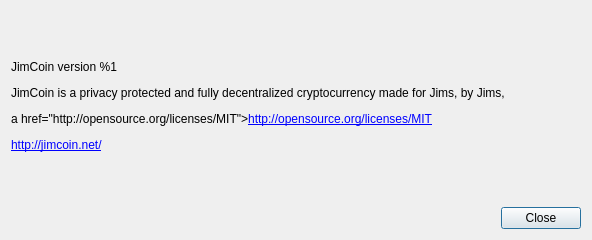
Old version of the form src/gui/ui/aboutdialog.ui in the repository DavisBryan/JimCoinGUI.
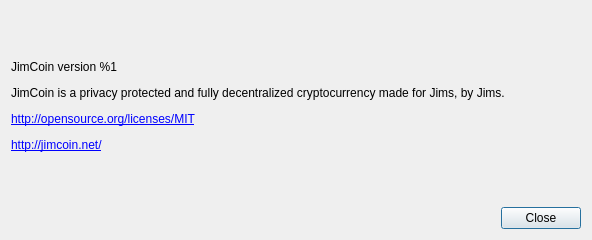
New version of the form.

The edit to the form file:
```diff
--- a/src/gui/ui/aboutdialog.ui
+++ b/src/gui/ui/aboutdialog.ui
@@ -41,7 +41,7 @@
       </sizepolicy>
      </property>
      <property name="text">
-      <string>&lt;html&gt;&lt;head/&gt;&lt;body&gt;&lt;p&gt;JimCoin version %1&lt;/p&gt;&lt;p&gt;JimCoin is a privacy protected and fully decentralized cryptocurrency made for Jims, by Jims,&lt;/p&gt;&lt;p&gt;a href=&quot;http://opensource.org/licenses/MIT&quot;&gt;&lt;span style=&quot; text-decoration: underline; color:#0000ff;&quot;&gt;http://opensource.org/licenses/MIT&lt;/span&gt;&lt;/a&gt;&lt;/p&gt;&lt;p&gt;&lt;a href=&quot;http://jimcoin.net/&quot;&gt;&lt;span style=&quot; text-decoration: underline; color:#0000ff;&quot;&gt;http://jimcoin.net/&lt;/span&gt;&lt;/a&gt;&lt;/p&gt;&lt;/body&gt;&lt;/html&gt;</string>
+      <string>&lt;html&gt;&lt;head/&gt;&lt;body&gt;&lt;p&gt;JimCoin version %1&lt;/p&gt;&lt;p&gt;JimCoin is a privacy protected and fully decentralized cryptocurrency made for Jims, by Jims.&lt;/p&gt;&lt;p&gt;&lt;a href=&quot;http://opensource.org/licenses/MIT&quot;&gt;&lt;span style=&quot; text-decoration: underline; color:#0000ff;&quot;&gt;http://opensource.org/licenses/MIT&lt;/span&gt;&lt;/a&gt;&lt;/p&gt;&lt;p&gt;&lt;a href=&quot;http://jimcoin.net/&quot;&gt;&lt;span style=&quot; text-decoration: underline; color:#0000ff;&quot;&gt;http://jimcoin.net/&lt;/span&gt;&lt;/a&gt;&lt;/p&gt;&lt;/body&gt;&lt;/html&gt;</string>
      </property>
      <property name="textFormat">
       <enum>Qt::RichText</enum>
```
